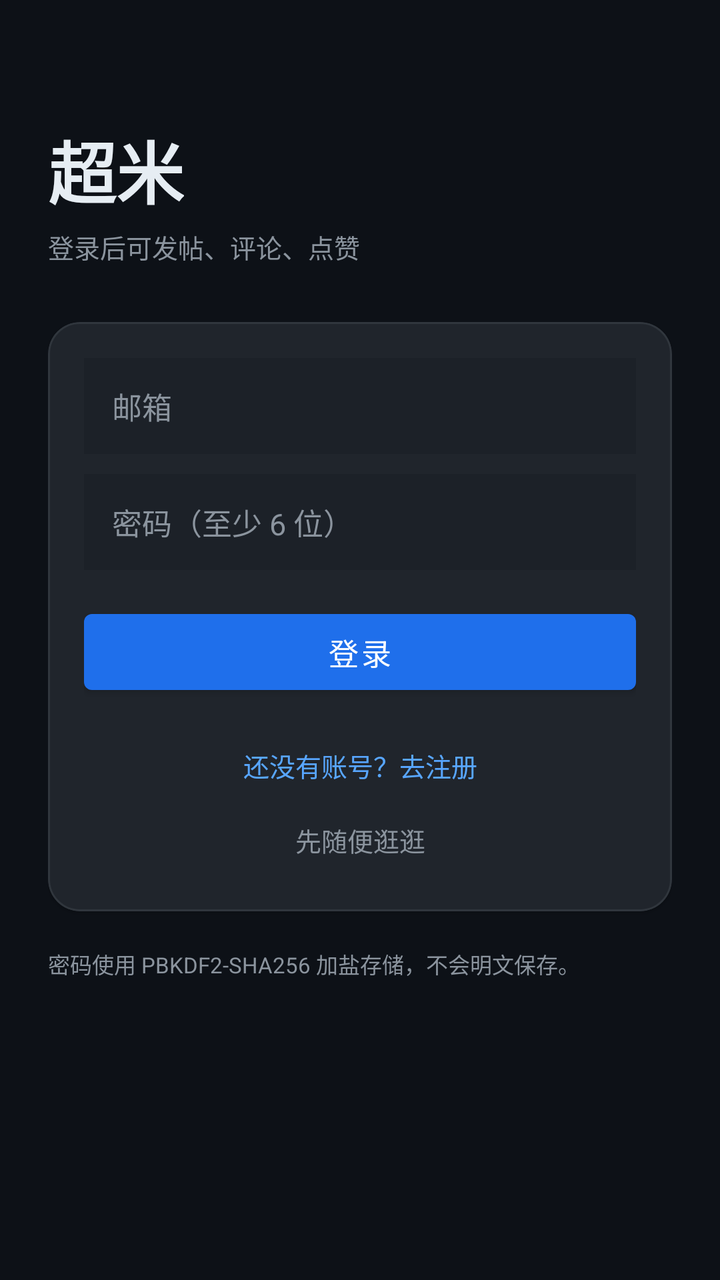
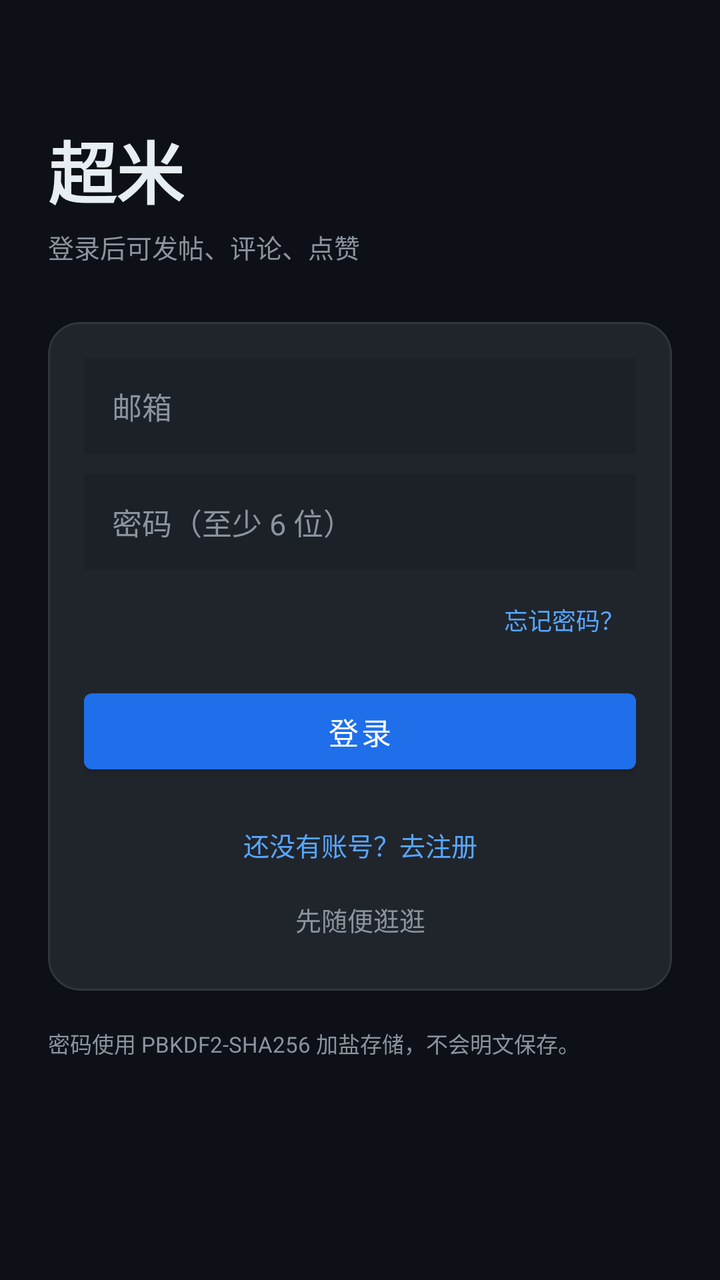

The first picture is an Android layout as it rendered before a commit; the second is the same layout after the commit. The layout source and the unified diff follow.
<!-- AndroidManifest.xml: application theme Theme.Chaomi -->
<!-- res/layout/activity_auth.xml -->
<?xml version="1.0" encoding="utf-8"?>
<ScrollView
    xmlns:android="http://schemas.android.com/apk/res/android"
    android:id="@+id/root"
    xmlns:app="http://schemas.android.com/apk/res-auto"
    android:layout_width="match_parent"
    android:layout_height="match_parent"
    android:background="@color/chaomi_bg"
    android:fillViewport="true">

    <LinearLayout
        android:layout_width="match_parent"
        android:layout_height="wrap_content"
        android:orientation="vertical"
        android:padding="24dp">

        <TextView
            android:layout_width="wrap_content"
            android:layout_height="wrap_content"
            android:layout_marginTop="36dp"
            android:text="超米"
            android:textColor="@color/chaomi_text"
            android:textSize="34sp"
            android:textStyle="bold" />

        <TextView
            android:id="@+id/subTitle"
            android:layout_width="wrap_content"
            android:layout_height="wrap_content"
            android:layout_marginTop="4dp"
            android:text="登录后可发帖、评论、点赞"
            android:textColor="@color/chaomi_text_dim"
            android:textSize="13sp" />

        <com.google.android.material.card.MaterialCardView
            android:layout_width="match_parent"
            android:layout_height="wrap_content"
            android:layout_marginTop="28dp"
            app:cardBackgroundColor="@color/chaomi_surface"
            app:cardCornerRadius="16dp"
            app:strokeColor="@color/chaomi_border"
            app:strokeWidth="1dp">

            <LinearLayout
                android:layout_width="match_parent"
                android:layout_height="wrap_content"
                android:orientation="vertical"
                android:padding="18dp">

                <EditText
                    android:id="@+id/emailEt"
                    android:layout_width="match_parent"
                    android:layout_height="48dp"
                    android:background="@color/chaomi_surface_2"
                    android:hint="邮箱"
                    android:inputType="textEmailAddress"
                    android:maxLines="1"
                    android:paddingStart="14dp"
                    android:paddingEnd="14dp"
                    android:singleLine="true"
                    android:textColor="@color/chaomi_text"
                    android:textColorHint="@color/chaomi_text_dim"
                    android:textSize="15sp" />

                <EditText
                    android:id="@+id/passEt"
                    android:layout_width="match_parent"
                    android:layout_height="48dp"
                    android:layout_marginTop="10dp"
                    android:background="@color/chaomi_surface_2"
                    android:hint="密码（至少 6 位）"
                    android:inputType="textPassword"
                    android:maxLines="1"
                    android:paddingStart="14dp"
                    android:paddingEnd="14dp"
                    android:singleLine="true"
                    android:textColor="@color/chaomi_text"
                    android:textColorHint="@color/chaomi_text_dim"
                    android:textSize="15sp" />

                <EditText
                    android:id="@+id/nickEt"
                    android:layout_width="match_parent"
                    android:layout_height="48dp"
                    android:layout_marginTop="10dp"
                    android:background="@color/chaomi_surface_2"
                    android:hint="昵称（注册时可填）"
                    android:maxLength="20"
                    android:maxLines="1"
                    android:paddingStart="14dp"
                    android:paddingEnd="14dp"
                    android:singleLine="true"
                    android:textColor="@color/chaomi_text"
                    android:textColorHint="@color/chaomi_text_dim"
                    android:textSize="15sp"
                    android:visibility="gone" />

                <com.google.android.material.button.MaterialButton
                    android:id="@+id/submitBtn"
                    android:layout_width="match_parent"
                    android:layout_height="50dp"
                    android:layout_marginTop="16dp"
                    android:text="登录"
                    android:textSize="15sp"
                    app:backgroundTint="@color/chaomi_accent_2" />

                <TextView
                    android:id="@+id/switchMode"
                    android:layout_width="match_parent"
                    android:layout_height="wrap_content"
                    android:layout_marginTop="14dp"
                    android:gravity="center"
                    android:padding="8dp"
                    android:text="还没有账号？去注册"
                    android:textColor="@color/chaomi_accent"
                    android:textSize="13sp" />

                <TextView
                    android:id="@+id/skipBtn"
                    android:layout_width="match_parent"
                    android:layout_height="wrap_content"
                    android:layout_marginTop="2dp"
                    android:gravity="center"
                    android:padding="8dp"
                    android:text="先随便逛逛"
                    android:textColor="@color/chaomi_text_dim"
                    android:textSize="13sp" />
            </LinearLayout>
        </com.google.android.material.card.MaterialCardView>

        <TextView
            android:layout_width="match_parent"
            android:layout_height="wrap_content"
            android:layout_marginTop="18dp"
            android:text="密码使用 PBKDF2-SHA256 加盐存储，不会明文保存。"
            android:textColor="@color/chaomi_text_dim"
            android:textSize="11sp" />
    </LinearLayout>
</ScrollView>
<!-- resources referenced by this layout -->
<resources>
  <color name="chaomi_accent">#58a6ff</color>
  <color name="chaomi_accent_2">#1f6feb</color>
  <color name="chaomi_bg">#0d1117</color>
  <color name="chaomi_border">#30363d</color>
  <color name="chaomi_surface">#161b22</color>
  <color name="chaomi_surface_2">#1c2128</color>
  <color name="chaomi_text">#e6edf3</color>
  <color name="chaomi_text_dim">#8b949e</color>
  <style name="Theme.Chaomi" parent="Theme.MaterialComponents.NoActionBar">
          <item name="colorPrimary">@color/chaomi_accent</item>
          <item name="colorPrimaryVariant">@color/chaomi_accent_2</item>
          <item name="colorOnPrimary">#ffffff</item>
          <item name="colorSecondary">@color/chaomi_gold</item>
          <item name="colorOnSecondary">#1c2128</item>
          <item name="android:colorBackground">@color/chaomi_bg</item>
          <item name="colorSurface">@color/chaomi_surface</item>
          <item name="colorOnSurface">@color/chaomi_text</item>
          <item name="android:textColor">@color/chaomi_text</item>
          <item name="android:textColorPrimary">@color/chaomi_text</item>
          <item name="android:textColorSecondary">@color/chaomi_text_dim</item>
          <item name="android:statusBarColor">@color/chaomi_bg</item>
          <item name="android:navigationBarColor">@color/chaomi_bg</item>
          <item name="android:windowLightStatusBar">false</item>
          <item name="android:windowLightNavigationBar">false</item>
          <item name="bottomSheetDialogTheme">@style/Theme.Chaomi.BottomSheet</item>
      </style>
  <color name="chaomi_gold">#e3b341</color>
  <style name="Theme.Chaomi.BottomSheet" parent="Theme.MaterialComponents.BottomSheetDialog">
          <item name="android:colorBackground">@color/chaomi_surface</item>
          <item name="colorSurface">@color/chaomi_surface</item>
          <item name="android:statusBarColor">@color/chaomi_bg</item>
      </style>
</resources>

<!-- the commit's change to res/layout/activity_auth.xml (unified diff, before → after) -->
@@ -95,6 +95,57 @@
                     android:textSize="15sp"
                     android:visibility="gone" />
 
+                <LinearLayout
+                    android:id="@+id/codeRow"
+                    android:layout_width="match_parent"
+                    android:layout_height="wrap_content"
+                    android:layout_marginTop="10dp"
+                    android:orientation="horizontal"
+                    android:visibility="gone">
+
+                    <EditText
+                        android:id="@+id/codeEt"
+                        android:layout_width="0dp"
+                        android:layout_height="48dp"
+                        android:layout_weight="1"
+                        android:background="@color/chaomi_surface_2"
+                        android:hint="邮箱验证码"
+                        android:inputType="number"
+                        android:maxLength="6"
+                        android:maxLines="1"
+                        android:paddingStart="14dp"
+                        android:paddingEnd="14dp"
+                        android:singleLine="true"
+                        android:textColor="@color/chaomi_text"
+                        android:textColorHint="@color/chaomi_text_dim"
+                        android:textSize="15sp" />
+
+                    <com.google.android.material.button.MaterialButton
+                        android:id="@+id/sendCodeBtn"
+                        style="@style/Widget.MaterialComponents.Button.OutlinedButton"
+                        android:layout_width="wrap_content"
+                        android:layout_height="48dp"
+                        android:layout_marginStart="8dp"
+                        android:insetTop="0dp"
+                        android:insetBottom="0dp"
+                        android:minWidth="0dp"
+                        android:paddingStart="12dp"
+                        android:paddingEnd="12dp"
+                        android:text="获取验证码"
+                        android:textSize="12sp" />
+                </LinearLayout>
+
+                <TextView
+                    android:id="@+id/forgotBtn"
+                    android:layout_width="match_parent"
+                    android:layout_height="wrap_content"
+                    android:layout_marginTop="10dp"
+                    android:gravity="end"
+                    android:padding="6dp"
+                    android:text="忘记密码？"
+                    android:textColor="@color/chaomi_accent"
+                    android:textSize="12sp" />
+
                 <com.google.android.material.button.MaterialButton
                     android:id="@+id/submitBtn"
                     android:layout_width="match_parent"
